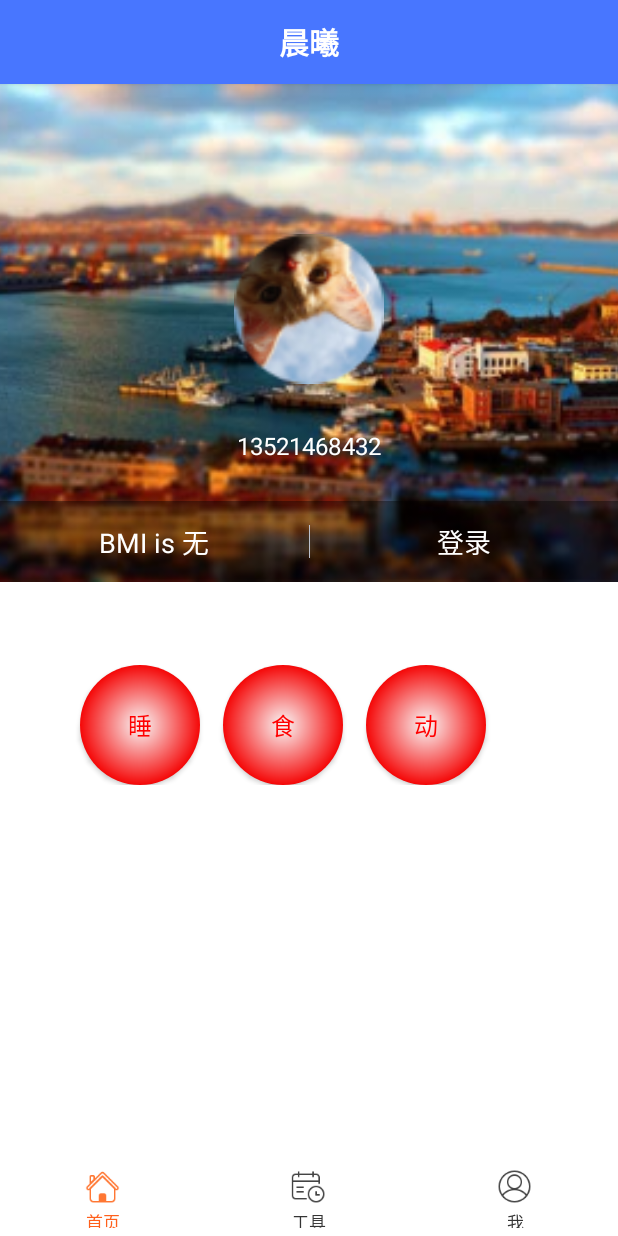
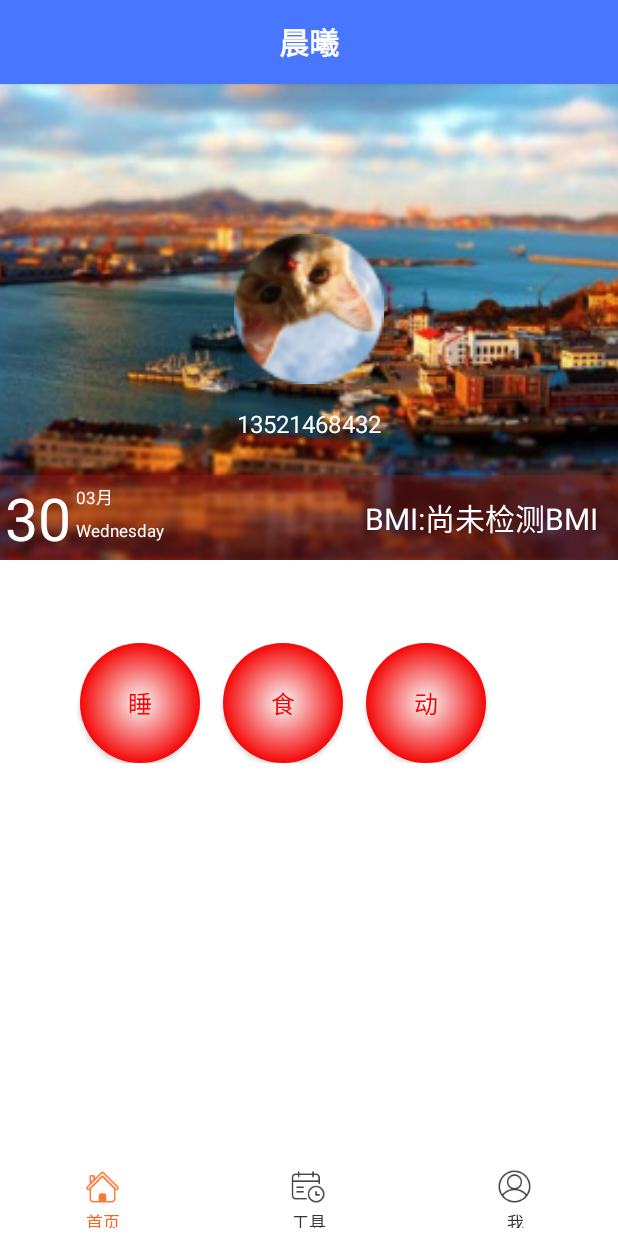
Before and after one commit to QiuMing/ChenXi, an Android app: the HomeFragment screen opened directly, with no data from a screen before it, on a phone screen of 412 x 824 dp. Run offline under Robolectric (Android 15) with nearby library versions, the phone set to English and light mode, and no system bars; our stand-ins replace ButterKnife, CircleImageView; libraries missing offline, so code that uses them is left out: com.astuetz; plain views replace me.

Commit message:
首页修改了下

```diff
--- a/app/src/main/java/com/hunter/chenxi/ui/fragment/HomeFragment.java
+++ b/app/src/main/java/com/hunter/chenxi/ui/fragment/HomeFragment.java
@@ -16,12 +16,14 @@ import android.widget.TextView;
 import android.widget.Toast;
 
 import com.hunter.chenxi.R;
-import com.hunter.chenxi.ui.activity.LoginActivity;
-import com.hunter.chenxi.ui.activity.RegisterActivity;
 import com.hunter.chenxi.ui.activity.StepCounterActivity;
 import com.hunter.chenxi.ui.activity.UserInfoActivity;
 import com.hunter.chenxi.ui.custom.pulltozoomview.PullToZoomScrollViewEx;
 import com.hunter.chenxi.utils.Utils;
+
+import java.text.SimpleDateFormat;
+import java.util.Calendar;
+import java.util.Date;
 
 /**
  * Created by Ming on 2016/2/18.
@@ -65,20 +67,32 @@ public class HomeFragment extends Fragment {
         //1、获取Preferences
         SharedPreferences settings = getActivity().getSharedPreferences("BMI", 0);
         //2、取出数据
-        String bmi = settings.getString("bmi","无");
+        String bmi = settings.getString("bmi","尚未检测BMI");
         //String url = setting.getString(“URL”,”default”);
 
-        TextView txt_register = (TextView) headView.findViewById(R.id.tv_register);
-        txt_register.setText("BMI is "+bmi);
-        headView.findViewById(R.id.tv_register).setOnClickListener(new View.OnClickListener() {
-            @Override
-            public void onClick(View v) {
-                Intent intent = new Intent(context, RegisterActivity.class);
-                context.startActivity(intent);
-            }
-        });
+        TextView txt_bmi = (TextView) headView.findViewById(R.id.header_txt_bmi);
+        txt_bmi.setText("BMI:" + bmi);
 
-        headView.findViewById(R.id.tv_login).setOnClickListener(new View.OnClickListener() {
+        Calendar cal= Calendar.getInstance();
+        int day = cal.get(Calendar.DAY_OF_MONTH);
+        TextView txt_day =(TextView)headView.findViewById(R.id.txt_day);
+        txt_day.setText(String.valueOf(day));
+
+        Date date=new Date();
+        SimpleDateFormat dateMonth = new SimpleDateFormat("MM");
+        String month = dateMonth.format(date);
+
+        TextView txt_month =(TextView)headView.findViewById(R.id.txt_month);
+        txt_month.setText(month+"月");
+
+
+        SimpleDateFormat dateFm = new SimpleDateFormat("EEEE");
+        String weekday = dateFm.format(date);
+
+        TextView txt_weekday =(TextView)headView.findViewById(R.id.txt_weekday);
+        txt_weekday.setText(weekday);
+
+      /*  headView.findViewById(R.id.tv_login).setOnClickListener(new View.OnClickListener() {
             @Override
             public void onClick(View v) {
                 Utils.toast("" + Utils.getBooleanData("loginde", false));
@@ -89,7 +103,7 @@ public class HomeFragment extends Fragment {
                     startActivity(new Intent(Utils.getContext(), UserInfoActivity.class));
                 }
             }
-        });
+        });*/
 
         imgUserHead = (ImageView)headView.findViewById(R.id.iv_user_head);
         UserInfoActivity.updatePhoto(imgUserHead);
--- a/app/src/main/res/layout/activity_register.xml
+++ b/app/src/main/res/layout/activity_register.xml
@@ -171,7 +171,7 @@
         android:layout_marginTop="25dp"
         android:paddingBottom="10dp"
         android:paddingTop="10dp"
-        android:text="@string/login"
+        android:text="@string/signin"
         android:textColor="@color/white"
         android:background="@drawable/shape_button"
         android:textSize="20sp" />
--- a/app/src/main/res/layout/member_head_view.xml
+++ b/app/src/main/res/layout/member_head_view.xml
@@ -1,7 +1,7 @@
 <RelativeLayout xmlns:android="http://schemas.android.com/apk/res/android"
     android:id="@+id/layout_view"
     android:layout_width="match_parent"
-    android:layout_height="440dp">
+    android:layout_height="420dp">
 
     <ImageView
         android:id="@+id/iv_user_head"
@@ -18,7 +18,7 @@
         android:textSize="16sp"
         android:layout_width="wrap_content"
         android:layout_height="wrap_content"
-        android:layout_marginTop="30dp"
+        android:layout_marginTop="15dp"
         android:paddingBottom="80dp"
         android:layout_below="@id/iv_user_head"
         android:layout_centerHorizontal="true"
@@ -29,33 +29,66 @@
         android:id="@+id/ll_action_button"
         android:layout_width="match_parent"
         android:layout_height="wrap_content"
-        android:background="#66000000"
-        android:divider="@drawable/ic_img_line_v"
-        android:showDividers="middle"
-        android:dividerPadding="16dp"
+        android:background="#70841f1f"
+        android:layout_margin="0dp"
+        android:padding="0dp"
         android:layout_alignParentBottom="true">
 
-       <TextView
-            android:id="@+id/tv_register"
-            android:layout_width="match_parent"
+        <TextView
+            android:id="@+id/txt_day"
+            android:layout_width="wrap_content"
+            android:layout_height="wrap_content"
+            android:padding="0dp"
+            android:text="35"
+            android:layout_weight="0.4"
+            android:textSize="39sp"
+            android:gravity="center"
+            android:layout_gravity="center"
+            android:textColor="#ffffff"
+            />
+
+        <LinearLayout
+            android:id="@+id/ll_action_button1"
+            android:layout_width="wrap_content"
+            android:layout_height="match_parent"
+            android:layout_margin="0dp"
+            android:padding="0dp"
+            android:orientation="vertical"
+             >
+            <TextView
+                android:id="@+id/txt_month"
+                android:layout_width="match_parent"
+                android:layout_height="wrap_content"
+                android:paddingTop="6dp"
+                android:paddingBottom="2dp"
+                android:text="03月"
+                android:textSize="11sp"
+                android:gravity="left"
+                android:textColor="#ffffff"
+                android:layout_margin="0dp"
+                android:layout_marginTop="3dp" />
+
+            <TextView
+                android:id="@+id/txt_weekday"
+                android:layout_width="wrap_content"
+                android:layout_height="match_parent"
+                android:paddingTop="4dp"
+                android:text="星期一"
+                android:textSize="11sp"
+                android:gravity="left"
+                android:layout_gravity="left"
+                android:textColor="#ffffff"
+                android:layout_margin="0dp" />
+        </LinearLayout>
+        <TextView
+            android:id="@+id/header_txt_bmi"
+            android:layout_width="wrap_content"
             android:layout_height="wrap_content"
             android:padding="13dp"
-            android:text="注册"
-            android:layout_weight="1"
-            android:textSize="18sp"
-            android:gravity="center"
-            android:layout_gravity="center"
-            android:textColor="#ffffff" />
-
-        <TextView
-            android:id="@+id/tv_login"
-            android:layout_width="match_parent"
-            android:layout_height="wrap_content"
-            android:padding="13dp"
-            android:text="登录"
-            android:layout_weight="1"
-            android:textSize="18sp"
-            android:gravity="center"
+            android:text="BMi"
+            android:layout_weight="7"
+            android:textSize="20sp"
+            android:gravity="right"
             android:layout_gravity="center"
             android:textColor="#ffffff" />
     </LinearLayout>
```
Also changed, not shown: app/src/main/java/com/hunter/chenxi/ui/activity/RegisterActivity.java (+29 -41 lines), app/src/main/res/drawable/spacer_medium.xml (added, +8 -0 lines).
